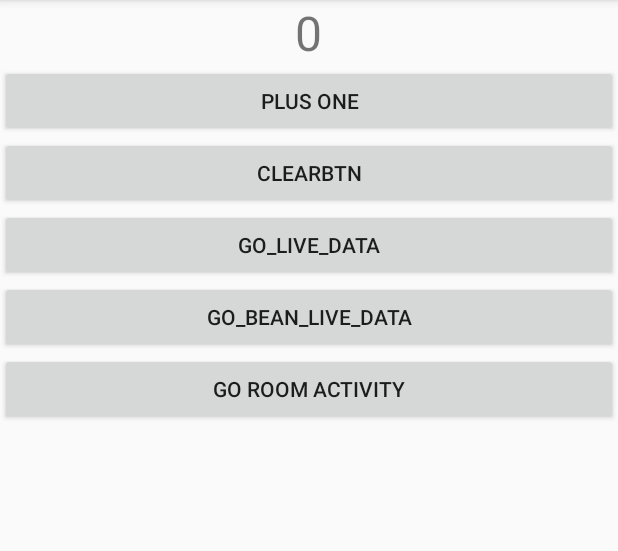
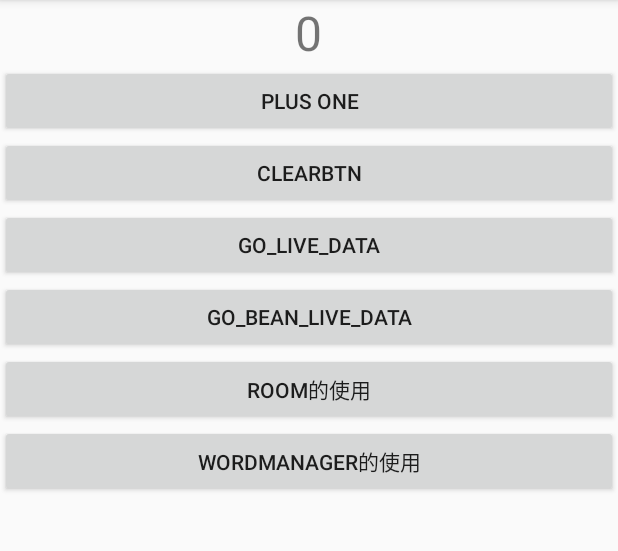
Before and after one commit to zane618/JetpackTest, an Android app: the screen it shows after launch (MainActivity), on a phone screen of 412 x 824 dp, the part 84-635 px from its top. Run offline under Robolectric (Android 15) with nearby library versions, the phone set to English and light mode, and no system bars.

Commit message:
添加workManager demo

```diff
--- a/app/src/main/AndroidManifest.xml
+++ b/app/src/main/AndroidManifest.xml
@@ -9,7 +9,8 @@
         android:roundIcon="@mipmap/ic_launcher_round"
         android:supportsRtl="true"
         android:theme="@style/AppTheme">
-        <activity android:name=".room.RoomActivity"></activity>
+        <activity android:name=".workmanager.WorkManagerActivity"></activity>
+        <activity android:name=".room.RoomActivity" />
         <activity android:name=".livedatabean.BeanLivedataActivity" />
         <activity android:name=".livedata.LiveDataActivity" />
         <activity android:name=".MainActivity">
--- a/app/src/main/java/com/example/jetpacktest/MainActivity.kt
+++ b/app/src/main/java/com/example/jetpacktest/MainActivity.kt
@@ -16,6 +16,7 @@ import com.example.jetpacktest.livedatabean.BeanLivedataActivity
 import com.example.jetpacktest.room.RoomActivity
 import com.example.jetpacktest.viewmodel.MainViewModel
 import com.example.jetpacktest.viewmodel.MainViewModelFactory
+import com.example.jetpacktest.workmanager.WorkManagerActivity
 
 class MainActivity : AppCompatActivity() {
 
@@ -64,6 +65,10 @@ class MainActivity : AppCompatActivity() {
                 v ->
             startActivity(Intent(this, RoomActivity::class.java))
         }
+        findViewById<Button>(R.id.go_wordManager).setOnClickListener {
+                v ->
+            startActivity(Intent(this, WorkManagerActivity::class.java))
+        }
     }
 
     private fun refreshCount() {
--- a/app/src/main/res/layout/activity_main.xml
+++ b/app/src/main/res/layout/activity_main.xml
@@ -47,6 +47,13 @@
         android:layout_width="match_parent"
         android:layout_height="wrap_content"
         android:layout_gravity="center_horizontal"
-        android:text="go room activity" />
+        android:text="room的使用" />
+
+    <Button
+        android:id="@+id/go_wordManager"
+        android:layout_width="match_parent"
+        android:layout_height="wrap_content"
+        android:layout_gravity="center_horizontal"
+        android:text="WordManager的使用" />
 
 </LinearLayout>
```
Also changed, not shown: app/build.gradle (+8 -0 lines), app/src/main/java/com/example/jetpacktest/workmanager/WorkManagerActivity.kt (added, +34 -0 lines), app/src/main/java/com/example/jetpacktest/workmanager/simple/SimpleWorker.kt (added, +18 -0 lines), app/src/main/res/layout/activity_work_manager.xml (added, +23 -0 lines), 1 other file.
